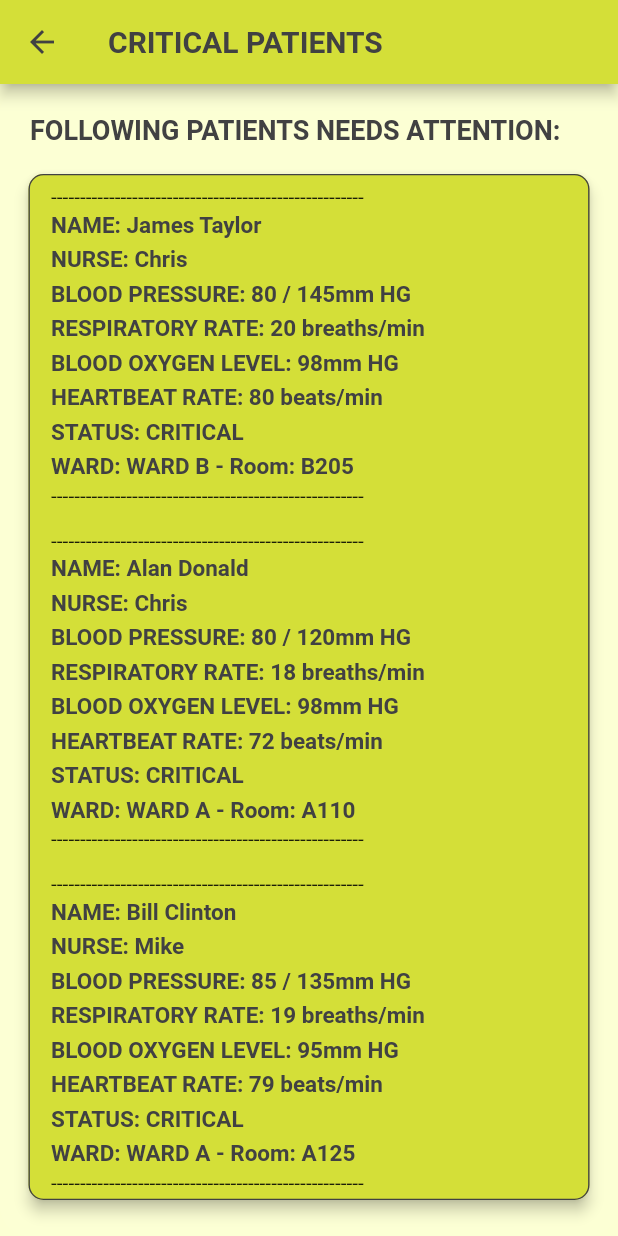
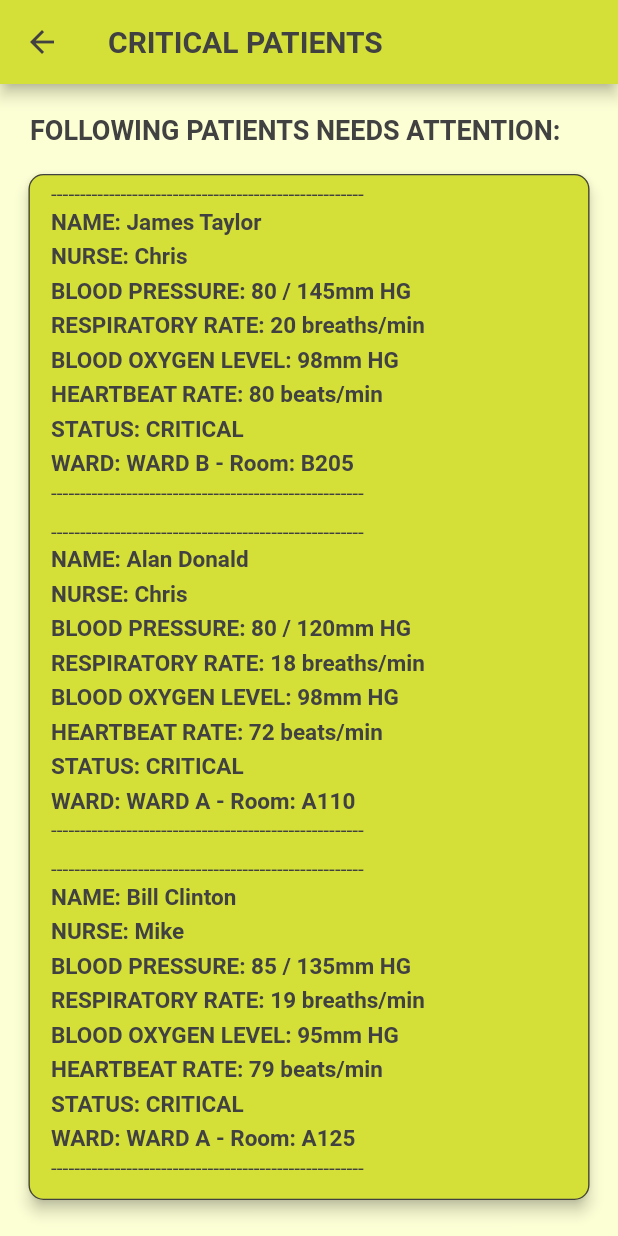
Before and after one commit to bilaldilbar54/MAPD722-CentennialCareApp, a Flutter app: the CriticalPatients screen opened by its route, on a phone screen of 412 x 824 dp. Run offline on Flutter 3.47's test engine with Material 2 defaults, Android fonts, the light colour scheme and no system bars.

Commit message:
minor updates

```diff
--- a/lib/components/add_patient_form.dart
+++ b/lib/components/add_patient_form.dart
@@ -214,7 +214,7 @@ class AddPatientForm extends StatelessWidget {
                 ),
                 MyTextField(
                   controller: pNumController,
-                  hintText: 'e.g. 644-877-5489',
+                  hintText: 'e.g. 6448775489',
                   obscureText: false,
                   width: 165,
                   radius: 10,
--- a/lib/components/custom_textfield.dart
+++ b/lib/components/custom_textfield.dart
@@ -31,7 +31,7 @@ class _MyTextFieldState extends State<MyTextField> {
       padding: const EdgeInsets.symmetric(horizontal: 25.0, vertical: 5.0),
       child: SizedBox(
         width: widget.width,
-        height: 45,
+        height: 48,
         child: TextField(
           maxLines: 1,
           controller: widget.controller,
--- a/lib/screens/critical_patients_screen.dart
+++ b/lib/screens/critical_patients_screen.dart
@@ -144,11 +144,10 @@ class CriticalPatients extends StatelessWidget {
                               child: Column(
                                 crossAxisAlignment: CrossAxisAlignment.start,
                                 children: [
-                                  const SizedBox(
-                                    height: 2,
+                                  const Text(
+                                    '------------------------------------------------------',
+                                    style: TextStyle(color: darkGrey),
                                   ),
-                                  const Text(
-                                      '------------------------------------------------------'),
                                   const SizedBox(
                                     height: 2,
                                   ),
@@ -241,9 +240,10 @@ class CriticalPatients extends StatelessWidget {
                                     height: 2,
                                   ),
                                   const Text(
-                                      '------------------------------------------------------'),
-                                  const SizedBox(
-                                    height: 2,
+                                    '------------------------------------------------------',
+                                    style: TextStyle(
+                                      color: darkGrey,
+                                    ),
                                   ),
                                 ],
                               ),
```
